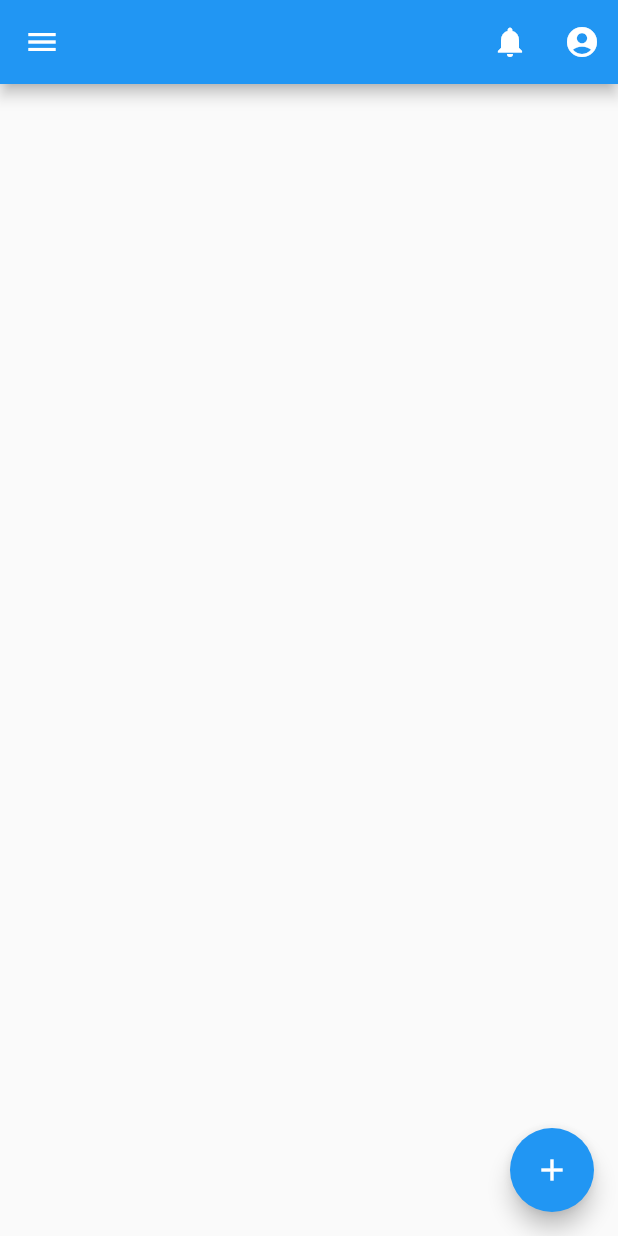
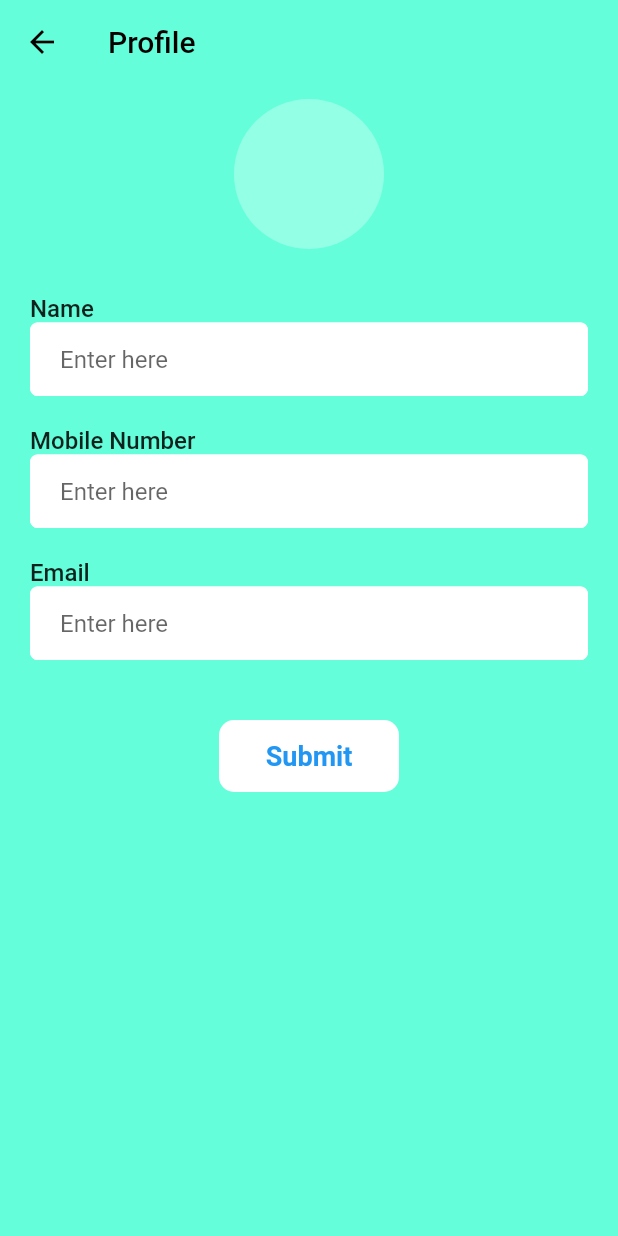
Before and after one commit to TanishPradhan/Hitch-Hiking-App, a Flutter app: the HomePage screen opened directly, after a tap on the "account circle" icon, on a phone screen of 412 x 824 dp. Run offline on Flutter 3.47's test engine with Material 2 defaults, Android fonts, the phone set to English and light mode, and no system bars.

Commit message:
home page & profile updated

```diff
--- /dev/null
+++ b/lib/global_widgets/text_global.dart
@@ -0,0 +1,36 @@
+import 'package:flutter/material.dart';
+
+class TextType extends StatelessWidget {
+  final String text;
+  final Color color;
+  final FontWeight fontWeight;
+  final double fontsize;
+  final int maxLines;
+  final TextDecoration decoration;
+
+  TextType({
+    this.text = "",
+    this.color = Colors.black87,
+    this.fontsize = 15.0,
+    this.maxLines = 2,
+    this.fontWeight = FontWeight.w500,
+    this.decoration = TextDecoration.none,
+  });
+
+  @override
+  Widget build(BuildContext context) {
+    return Padding(
+      padding: const EdgeInsets.only(bottom: 5.0),
+      child: Text(
+        text,
+        maxLines: maxLines,
+        style: TextStyle(
+          color: color,
+          fontWeight: fontWeight,
+          fontSize: fontsize,
+          decoration: decoration,
+        ),
+      ),
+    );
+  }
+}
--- a/lib/homepage.dart
+++ b/lib/homepage.dart
@@ -1,4 +1,6 @@
 import 'package:flutter/material.dart';
+import 'package:hitch_hiking/global_widgets/text_global.dart';
+import 'package:hitch_hiking/profile.dart';
 
 class HomePage extends StatefulWidget {
   @override
@@ -6,27 +8,36 @@ class HomePage extends StatefulWidget {
 }
 
 class _HomePageState extends State<HomePage> {
-  String dropdownValue = 'One';
-
   @override
   Widget build(BuildContext context) {
-    return Scaffold(
+    return SafeArea(
+      child: Scaffold(
         appBar: AppBar(
+          iconTheme: IconThemeData(color: Colors.black),
+          backgroundColor: Colors.transparent,
+          elevation: 0.0,
           actions: <Widget>[
             IconButton(
-            icon: const Icon(Icons.notifications),
+              icon: const Icon(
+                Icons.notifications,
+              ),
               onPressed: () {},
             ),
             IconButton(
-            icon: const Icon(Icons.account_circle),
-            onPressed: () {},
+              icon: const Icon(
+                Icons.account_circle,
+              ),
+              onPressed: () {
+                Navigator.push(
+                    context, MaterialPageRoute(builder: (_) => Profile()));
+              },
             ),
           ],
         ),
         drawer: Drawer(
           child: ListView(
             padding: EdgeInsets.zero,
-          children: const <Widget>[
+            children: <Widget>[
               DrawerHeader(
                 decoration: BoxDecoration(
                   color: Colors.blue,
@@ -47,6 +58,14 @@ class _HomePageState extends State<HomePage> {
                     fontSize: 18,
                   ),
                 ),
+                onTap: () {
+                  Navigator.push(
+                    context,
+                    MaterialPageRoute(
+                      builder: (_) => Profile(),
+                    ),
+                  );
+                },
               ),
               ListTile(
                 leading: Icon(Icons.notifications),
@@ -69,35 +88,91 @@ class _HomePageState extends State<HomePage> {
             ],
           ),
         ),
-      body: Center(),
         floatingActionButton: FloatingActionButton(
-        onPressed: () {
-          Center(
-            child: Card(
-              child: DropdownButton<String>(
-                value: dropdownValue,
-                icon: const Icon(Icons.arrow_drop_down),
-                iconSize: 24,
-                elevation: 16,
-                isExpanded: true,
-                underline: SizedBox(),
-                onChanged: (String? newValue) {
-                  setState(() {
-                    dropdownValue = newValue!;
-                  });
-                },
-                items: <String>['One', 'Two', 'Three', 'Four']
-                    .map<DropdownMenuItem<String>>((String value) {
-                  return DropdownMenuItem<String>(
-                    value: value,
-                    child: Text(value),
-                  );
-                }).toList(),
+          onPressed: () {},
+          child: Icon(Icons.add),
+          backgroundColor: Colors.blue,
         ),
+        body: SingleChildScrollView(
+          child: Padding(
+            padding: const EdgeInsets.all(10.0),
+            child: ListView.builder(
+              physics: ClampingScrollPhysics(),
+              shrinkWrap: true,
+              itemCount: 3,
+              itemBuilder: (BuildContext context, int index) {
+                return Card(
+                  elevation: 2,
+                  color: Colors.greenAccent,
+                  child: Column(
+                    children: <Widget>[
+                      ListTile(
+                        contentPadding: EdgeInsets.only(
+                          left: 5,
+                        ),
+                        onTap: () {},
+                        leading: Padding(
+                          padding: const EdgeInsets.only(
+                            left: 5.0,
+                          ),
+                          child: CircleAvatar(
+                            radius: 23.0,
+                            //backgroundImage: AssetImage(USERDUMMY),
+                            backgroundColor: Colors.white,
+                            /* NetworkImage("${snapshot.data.hitsList[index].previewUrl}"),*/
+                          ),
+                        ),
+                        title: TextType(
+                          text: 'Tanish Pradhan',
+                          color: Colors.red.shade700,
+                          fontWeight: FontWeight.bold,
+                          fontsize: 20,
+                        ),
+                        subtitle: Text(
+                          'Ujjain - Indore',
+                          style: TextStyle(
+                            fontWeight: FontWeight.w600,
+                            color: Colors.black,
+                            fontSize: 17,
+                          ),
+                        ),
+                        trailing: IconButton(
+                          icon: Icon(Icons.arrow_forward),
+                          color: Colors.white,
+                          onPressed: () {},
+                        ),
+                      ),
+                      Padding(
+                        padding: const EdgeInsets.only(
+                          left: 40,
+                          right: 40,
+                        ),
+                        child: Row(
+                          mainAxisAlignment: MainAxisAlignment.spaceBetween,
+                          children: <Widget>[
+                            Text(
+                              'Time: 10:00 AM',
+                              style: TextStyle(
+                                fontSize: 16,
+                                fontWeight: FontWeight.bold,
+                              ),
+                            ),
+                            Text('Seats: 3',
+                                style: TextStyle(
+                                  fontSize: 16,
+                                  fontWeight: FontWeight.bold,
+                                )),
+                          ],
+                        ),
+                      )
+                    ],
                   ),
                 );
               },
-        child: Icon(Icons.add),
+              padding: EdgeInsets.all(2.0),
+            ),
+          ),
+        ),
       ),
     );
   }
--- /dev/null
+++ b/lib/profile.dart
@@ -0,0 +1,190 @@
+import 'package:flutter/material.dart';
+
+class Profile extends StatefulWidget {
+  const Profile({Key? key}) : super(key: key);
+
+  @override
+  _ProfileState createState() => _ProfileState();
+}
+
+class _ProfileState extends State<Profile> {
+  @override
+  Widget build(BuildContext context) {
+    return SafeArea(
+      child: Scaffold(
+        backgroundColor: Colors.tealAccent,
+        appBar: AppBar(
+          iconTheme: IconThemeData(
+            color: Colors.black,
+          ),
+          title: Text(
+            'Profile',
+            style: TextStyle(
+              color: Colors.black,
+            ),
+          ),
+          backgroundColor: Colors.transparent,
+          elevation: 0.0,
+        ),
+        body: SingleChildScrollView(
+          child: Padding(
+            padding: const EdgeInsets.only(
+              top: 10.0,
+              left: 20.0,
+              right: 20.0,
+            ),
+            child: Column(
+              crossAxisAlignment: CrossAxisAlignment.start,
+              children: <Widget>[
+                Center(
+                  child: CircleAvatar(
+                    backgroundColor: Colors.white30,
+                    radius: 50.0,
+                  ),
+                ),
+                SizedBox(
+                  height: 30.0,
+                ),
+                Container(
+                  child: Column(
+                    crossAxisAlignment: CrossAxisAlignment.start,
+                    children: <Widget>[
+                      Text(
+                        'Name',
+                        style: TextStyle(
+                          fontSize: 16,
+                          fontWeight: FontWeight.w500,
+                        ),
+                      ),
+                      TextFormField(
+                        decoration: InputDecoration(
+                          filled: true,
+                          hintText: 'Enter here',
+                          enabledBorder: OutlineInputBorder(
+                            borderSide: BorderSide(color: Colors.white),
+                            borderRadius: BorderRadius.circular(5),
+                          ),
+                          errorBorder: OutlineInputBorder(
+                            borderSide: BorderSide(color: Colors.red),
+                            borderRadius: BorderRadius.circular(5),
+                          ),
+                          focusedErrorBorder: OutlineInputBorder(
+                            borderSide: BorderSide(color: Colors.white),
+                            borderRadius: BorderRadius.circular(5),
+                          ),
+                          focusedBorder: OutlineInputBorder(
+                            borderSide: BorderSide(color: Colors.lightBlue),
+                            borderRadius: BorderRadius.circular(5),
+                          ),
+                          contentPadding:
+                              EdgeInsets.fromLTRB(20.0, 15.0, 20.0, 15.0),
+                          fillColor: Colors.white,
+                        ),
+                      ),
+                      SizedBox(
+                        height: 20.0,
+                      ),
+                      Text(
+                        'Mobile Number',
+                        style: TextStyle(
+                          fontSize: 16,
+                          fontWeight: FontWeight.w500,
+                        ),
+                      ),
+                      TextFormField(
+                        decoration: InputDecoration(
+                          filled: true,
+                          hintText: 'Enter here',
+                          enabledBorder: OutlineInputBorder(
+                            borderSide: BorderSide(color: Colors.white),
+                            borderRadius: BorderRadius.circular(5),
+                          ),
+                          errorBorder: OutlineInputBorder(
+                            borderSide: BorderSide(color: Colors.red),
+                            borderRadius: BorderRadius.circular(5),
+                          ),
+                          focusedErrorBorder: OutlineInputBorder(
+                            borderSide: BorderSide(color: Colors.white),
+                            borderRadius: BorderRadius.circular(5),
+                          ),
+                          focusedBorder: OutlineInputBorder(
+                            borderSide: BorderSide(color: Colors.lightBlue),
+                            borderRadius: BorderRadius.circular(5),
+                          ),
+                          contentPadding:
+                              EdgeInsets.fromLTRB(20.0, 15.0, 20.0, 15.0),
+                          fillColor: Colors.white,
+                        ),
+                      ),
+                      SizedBox(
+                        height: 20.0,
+                      ),
+                      Text(
+                        'Email',
+                        style: TextStyle(
+                          fontSize: 16,
+                          fontWeight: FontWeight.w500,
+                        ),
+                      ),
+                      TextFormField(
+                        decoration: InputDecoration(
+                          filled: true,
+                          hintText: 'Enter here',
+                          enabledBorder: OutlineInputBorder(
+                            borderSide: BorderSide(color: Colors.white),
+                            borderRadius: BorderRadius.circular(5),
+                          ),
+                          errorBorder: OutlineInputBorder(
+                            borderSide: BorderSide(color: Colors.red),
+                            borderRadius: BorderRadius.circular(5),
+                          ),
+                          focusedErrorBorder: OutlineInputBorder(
+                            borderSide: BorderSide(color: Colors.white),
+                            borderRadius: BorderRadius.circular(5),
+                          ),
+                          focusedBorder: OutlineInputBorder(
+                            borderSide: BorderSide(color: Colors.lightBlue),
+                            borderRadius: BorderRadius.circular(5),
+                          ),
+                          contentPadding:
+                              EdgeInsets.fromLTRB(20.0, 15.0, 20.0, 15.0),
+                          fillColor: Colors.white,
+                        ),
+                      ),
+                    ],
+                  ),
+                ),
+                SizedBox(
+                  height: 40.0,
+                ),
+                Center(
+                  child: GestureDetector(
+                    child: Container(
+                      width: 120,
+                      decoration: BoxDecoration(
+                        color: Colors.white,
+                        borderRadius: BorderRadius.all(
+                          Radius.circular(10.0),
+                        ),
+                      ),
+                      child: TextButton(
+                        onPressed: () {},
+                        child: Text(
+                          'Submit',
+                          style: TextStyle(
+                            fontSize: 18.0,
+                            fontWeight: FontWeight.bold,
+                          ),
+                        ),
+                      ),
+                    ),
+                  ),
+                ),
+              ],
+            ),
+          ),
+        ),
+      ),
+    );
+  }
+}
```
Also changed, not shown: pubspec.lock. Lines whose indentation alone changed are shown as unchanged.
